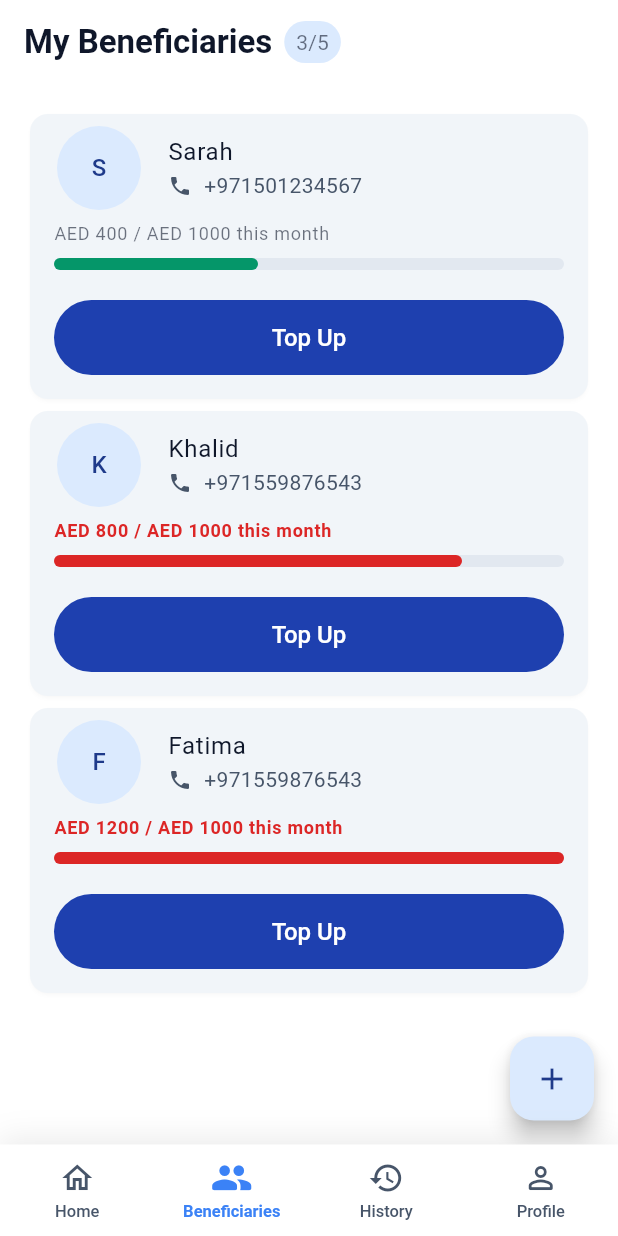
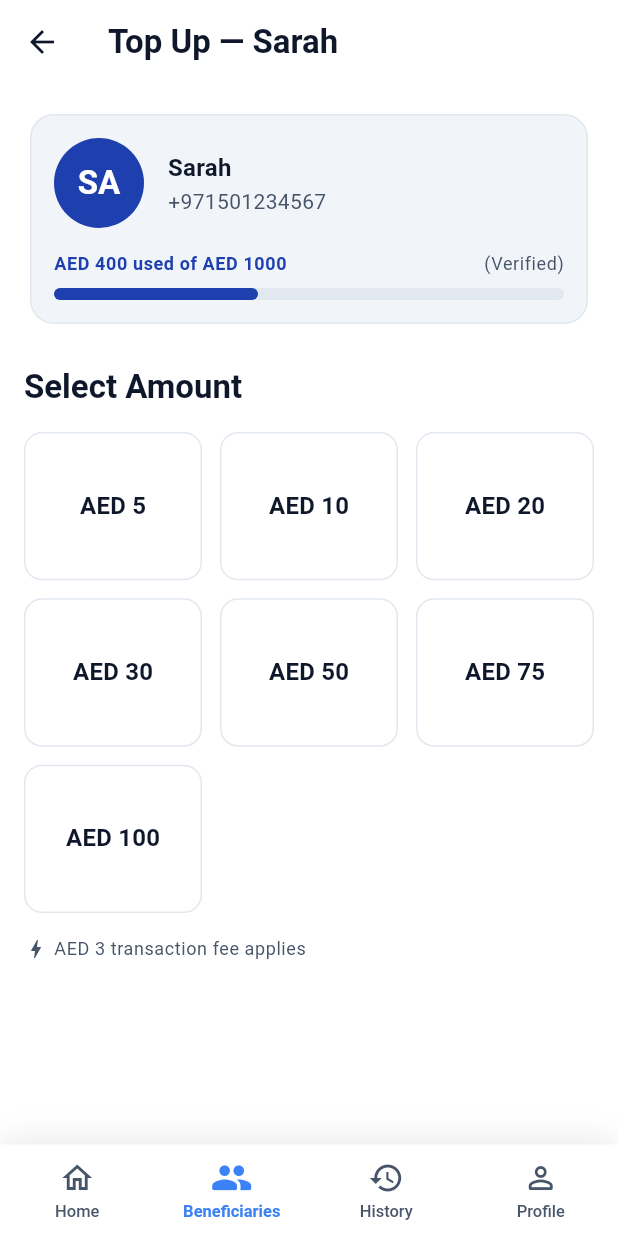
Before and after one commit to Naser-Sami/top_up_app, a Flutter app: the BeneficiariesScreen screen opened by its route, after a tap on "Top Up", on a phone screen of 412 x 824 dp. Run offline on Flutter 3.47's test engine with Material 3 defaults, Android fonts, the phone set to English and light mode, and no system bars; our stand-ins replace dartz, equatable, flutter_bloc, get_it, go_router, hydrated_bloc.

Commit message:
Beneficiaries page done

```diff
--- /dev/null
+++ b/devtools_options.yaml
@@ -0,0 +1,3 @@
+description: This file stores settings for Dart & Flutter DevTools.
+documentation: https://docs.flutter.dev/tools/devtools/extensions#configure-extension-enablement-states
+extensions:
--- a/lib/core/routes/routes/routes.dart
+++ b/lib/core/routes/routes/routes.dart
@@ -3,6 +3,7 @@ import 'package:top_up_app/core/widgets/navigation_shell.dart';
 import 'history_route.dart';
 import 'home_route.dart';
 import 'beneficiaries_route.dart';
+import 'top_up_route.dart';
 import 'profile_route.dart';
 
 /// Top-level route list consumed by [GoRouter].
@@ -30,6 +31,12 @@ final List<RouteBase> routes = [
           BeneficiariesRoute().create(
             path: BeneficiariesRoute.path,
             name: BeneficiariesRoute.name,
+            routes: [
+              TopUpRoute().create(
+                path: TopUpRoute.path,
+                name: TopUpRoute.name,
+              ),
+            ],
           ),
         ],
       ),
--- /dev/null
+++ b/lib/core/routes/routes/top_up_route.dart
@@ -0,0 +1,20 @@
+import 'package:flutter/material.dart';
+import 'package:go_router/go_router.dart';
+import 'package:top_up_app/core/routes/app_route.dart';
+import 'package:top_up_app/features/beneficiaries/domain/entities/beneficiary_entity.dart';
+import 'package:top_up_app/features/history/presentation/screen/top_up_screen.dart';
+
+class TopUpRoute extends AppRoute {
+  static const String path = 'top-up';
+  static const String name = 'top-up';
+
+  static void go(BuildContext context, BeneficiaryEntity beneficiary) {
+    context.goNamed(name, extra: beneficiary);
+  }
+
+  @override
+  Widget pageBuilder(BuildContext context, GoRouterState state) {
+    final beneficiary = state.extra as BeneficiaryEntity;
+    return TopUpScreen(beneficiary: beneficiary);
+  }
+}
--- a/lib/features/beneficiaries/presentation/screen/beneficiaries_screen.dart
+++ b/lib/features/beneficiaries/presentation/screen/beneficiaries_screen.dart
@@ -3,6 +3,7 @@ import 'package:flutter_bloc/flutter_bloc.dart';
 import 'package:top_up_app/core/constants/app_dimensions/app_dimensions.dart';
 import 'package:top_up_app/core/utils/extensions/build_context.dart';
 import 'package:top_up_app/core/widgets/add_beneficiary_bottom_sheet.dart';
+import 'package:top_up_app/core/routes/routes/top_up_route.dart';
 import 'package:top_up_app/features/beneficiaries/_beneficiaries.dart';
 import 'package:top_up_app/features/history/_history.dart';
 import 'package:top_up_app/features/profile/_profile.dart';
@@ -120,7 +121,7 @@ class BeneficiariesList extends StatelessWidget {
                 beneficiary: beneficiary,
                 spentThisMonth: spentThisMonth,
                 limit: limit,
-                onTopUp: () {},
+                onTopUp: () => TopUpRoute.go(context, beneficiary),
               );
             },
           );
--- /dev/null
+++ b/lib/features/history/presentation/screen/top_up_screen.dart
@@ -0,0 +1,98 @@
+import 'package:flutter/material.dart';
+import 'package:flutter_bloc/flutter_bloc.dart';
+import 'package:go_router/go_router.dart';
+import 'package:top_up_app/core/constants/_constants.dart';
+import 'package:top_up_app/features/beneficiaries/_beneficiaries.dart';
+import 'package:top_up_app/features/history/_history.dart';
+import 'package:top_up_app/features/profile/_profile.dart';
+
+class TopUpScreen extends StatefulWidget {
+  final BeneficiaryEntity beneficiary;
+
+  const TopUpScreen({super.key, required this.beneficiary});
+
+  @override
+  State<TopUpScreen> createState() => _TopUpScreenState();
+}
+
+class _TopUpScreenState extends State<TopUpScreen> {
+  @override
+  Widget build(BuildContext context) {
+    final user = context.select<UserCubit, UserEntity?>(
+      (c) => c.state is UserLoaded ? (c.state as UserLoaded).user : null,
+    );
+    final allBeneficiaries = context
+        .select<BeneficiaryCubit, List<BeneficiaryEntity>>(
+          (c) => c.state is BeneficiaryLoaded
+              ? (c.state as BeneficiaryLoaded).beneficiaries
+              : [],
+        );
+    final transactionState = context.watch<TransactionCubit>().state;
+
+    final now = DateTime.now();
+    final monthlyTransactions =
+        (transactionState is TransactionLoaded
+                ? transactionState.transactions
+                : <TransactionEntity>[])
+            .where(
+              (t) =>
+                  t.createdAt.month == now.month &&
+                  t.createdAt.year == now.year,
+            )
+            .toList();
+
+    final limit = (user?.isVerified ?? false) ? 1000.0 : 500.0;
+    final spentThisMonth = monthlyTransactions
+        .where((t) => t.beneficiaryId == widget.beneficiary.id)
+        .fold(0.0, (sum, t) => sum + t.amount);
+
+    if (user == null) {
+      return const Scaffold(body: Center(child: CircularProgressIndicator()));
+    }
+
+    return Scaffold(
+      appBar: AppBar(
+        title: Text('Top Up — ${widget.beneficiary.nickname}'),
+        centerTitle: false,
+      ),
+      body: BlocListener<TransactionCubit, TransactionState>(
+        listener: (context, state) {
+          if (state is TopUpSuccess) {
+            final total = state.transaction.amount + state.transaction.fee;
+            context.read<UserCubit>().deductBalance(total);
+            ScaffoldMessenger.of(
+              context,
+            ).showSnackBar(const SnackBar(content: Text('Top up successful!')));
+            context.pop();
+          } else if (state is TransactionError) {
+            ScaffoldMessenger.of(
+              context,
+            ).showSnackBar(SnackBar(content: Text(state.message)));
+          }
+        },
+        child: SingleChildScrollView(
+          padding: const EdgeInsets.all(AppPadding.p16),
+          child: Column(
+            crossAxisAlignment: CrossAxisAlignment.start,
+            children: [
+              BeneficiaryInfoCard(
+                beneficiary: widget.beneficiary,
+                spentThisMonth: spentThisMonth,
+                limit: limit,
+                isVerified: user.isVerified,
+              ),
+              const SizedBox(height: AppSize.s24),
+              AmountSelector(
+                user: user,
+                beneficiary: widget.beneficiary,
+                allBeneficiaries: allBeneficiaries,
+                monthlyTransactions: monthlyTransactions,
+                transactionState: transactionState,
+              ),
+            ],
+          ),
+        ),
+      ),
+    );
+  }
+}
--- a/lib/features/history/presentation/widgets/_widgets.dart
+++ b/lib/features/history/presentation/widgets/_widgets.dart
@@ -0,0 +1,3 @@
+export 'summary_card.dart';
+export 'amount_selector.dart';
+export 'beneficiary_info_card.dart';
--- /dev/null
+++ b/lib/features/history/presentation/widgets/amount_selector.dart
@@ -0,0 +1,173 @@
+import 'package:flutter/material.dart';
+import 'package:flutter_bloc/flutter_bloc.dart';
+import 'package:top_up_app/core/constants/_constants.dart';
+import 'package:top_up_app/core/utils/extensions/build_context.dart';
+import 'package:top_up_app/features/beneficiaries/_beneficiaries.dart';
+import 'package:top_up_app/features/history/_history.dart';
+import 'package:top_up_app/features/profile/_profile.dart';
+
+class AmountSelector extends StatefulWidget {
+  final UserEntity user;
+  final BeneficiaryEntity beneficiary;
+  final List<BeneficiaryEntity> allBeneficiaries;
+  final List<TransactionEntity> monthlyTransactions;
+  final TransactionState transactionState;
+
+  const AmountSelector({
+    super.key,
+    required this.user,
+    required this.beneficiary,
+    required this.allBeneficiaries,
+    required this.monthlyTransactions,
+    required this.transactionState,
+  });
+
+  @override
+  State<AmountSelector> createState() => _AmountSelectorState();
+}
+
+class _AmountSelectorState extends State<AmountSelector> {
+  double? _selectedAmount;
+
+  @override
+  Widget build(BuildContext context) {
+    // All values come from widget.xxx — no context.select here
+    final user = widget.user;
+    final fee = TopUpOption.transactionFee;
+    final isLoading = widget.transactionState is TransactionLoading;
+    final hasInsufficientBalance =
+        _selectedAmount != null && user.balance < (_selectedAmount! + fee);
+
+    return Column(
+      crossAxisAlignment: CrossAxisAlignment.start,
+      children: [
+        Text('Select Amount', style: context.titleLarge),
+        const SizedBox(height: AppSize.s16),
+        GridView.builder(
+          shrinkWrap: true,
+          physics: const NeverScrollableScrollPhysics(),
+          gridDelegate: const SliverGridDelegateWithFixedCrossAxisCount(
+            crossAxisCount: 3,
+            crossAxisSpacing: AppSize.s12,
+            mainAxisSpacing: AppSize.s12,
+            childAspectRatio: 1.2,
+          ),
+          itemCount: TopUpOption.validOptions.length,
+          itemBuilder: (context, index) {
+            final amount = TopUpOption.validOptions[index];
+            return _AmountChoice(
+              amount: amount,
+              isSelected: _selectedAmount == amount,
+              onTap: () => setState(() => _selectedAmount = amount),
+            );
+          },
+        ),
+        const SizedBox(height: AppSize.s16),
+        Row(
+          children: [
+            Icon(
+              Icons.bolt,
+              size: 16,
+              color: context.colorScheme.onSurfaceVariant,
+            ),
+            const SizedBox(width: AppSize.s04),
+            Text(
+              'AED ${fee.toInt()} transaction fee applies',
+              style: context.bodySmall.copyWith(
+                color: context.colorScheme.onSurfaceVariant,
+              ),
+            ),
+          ],
+        ),
+        const SizedBox(height: AppSize.s24),
+        if (_selectedAmount != null) ...[
+          SummaryCard(
+            amount: _selectedAmount!,
+            fee: fee,
+            balance: user.balance,
+          ),
+          const SizedBox(height: AppSize.s24),
+          ElevatedButton(
+            onPressed: isLoading || hasInsufficientBalance
+                ? null
+                : () {
+                    context.read<TransactionCubit>().topUp(
+                      TopUpParams(
+                        user: user,
+                        beneficiaryId: widget.beneficiary.id,
+                        amount: _selectedAmount!,
+                        allBeneficiaries: widget.allBeneficiaries,
+                        monthlyTransactions: widget.monthlyTransactions,
+                      ),
+                    );
+                  },
+            style: ElevatedButton.styleFrom(
+              backgroundColor: context.colorScheme.tertiary,
+              foregroundColor: context.colorScheme.onTertiary,
+              shape: RoundedRectangleBorder(
+                borderRadius: BorderRadius.circular(AppRadius.r12),
+              ),
+              minimumSize: const Size(double.infinity, 45),
+            ),
+            child: isLoading
+                ? const CircularProgressIndicator(color: Colors.white)
+                : const Text('Confirm Top-Up'),
+          ),
+          const SizedBox(height: AppSize.s16),
+          Center(
+            child: Text(
+              'Monthly remaining after top-up: AED ${((user.isVerified ? 1000.0 : 500.0) - widget.monthlyTransactions.where((t) => t.beneficiaryId == widget.beneficiary.id).fold(0.0, (s, t) => s + t.amount) - _selectedAmount!).toInt()} of AED ${(user.isVerified ? 1000 : 500)}',
+              style: context.bodySmall.copyWith(
+                color: context.colorScheme.onSurfaceVariant,
+              ),
+            ),
+          ),
+        ],
+      ],
+    );
+  }
+}
+
+class _AmountChoice extends StatelessWidget {
+  final double amount;
+  final bool isSelected;
+  final VoidCallback onTap;
+
+  const _AmountChoice({
+    required this.amount,
+    required this.isSelected,
+    required this.onTap,
+  });
+
+  @override
+  Widget build(BuildContext context) {
+    return InkWell(
+      onTap: onTap,
+      borderRadius: BorderRadius.circular(AppRadius.r12),
+      child: Container(
+        decoration: BoxDecoration(
+          borderRadius: BorderRadius.circular(AppRadius.r12),
+          border: Border.all(
+            color: isSelected
+                ? context.colorScheme.primary
+                : context.colorScheme.outlineVariant,
+            width: isSelected ? 2 : 1,
+          ),
+          color: isSelected
+              ? context.colorScheme.primaryContainer.withValues(alpha: 0.1)
+              : null,
+        ),
+        alignment: Alignment.center,
+        child: Text(
+          'AED ${amount.toInt()}',
+          style: context.titleMedium.copyWith(
+            fontWeight: FontWeight.bold,
+            color: isSelected
+                ? context.colorScheme.primary
+                : context.colorScheme.onSurface,
+          ),
+        ),
+      ),
+    );
+  }
+}
--- /dev/null
+++ b/lib/features/history/presentation/widgets/beneficiary_info_card.dart
@@ -0,0 +1,99 @@
+import 'package:flutter/material.dart';
+import 'package:top_up_app/core/constants/_constants.dart';
+import 'package:top_up_app/core/utils/extensions/build_context.dart';
+import 'package:top_up_app/features/beneficiaries/_beneficiaries.dart';
+
+class BeneficiaryInfoCard extends StatelessWidget {
+  final BeneficiaryEntity beneficiary;
+  final double spentThisMonth;
+  final double limit;
+  final bool isVerified;
+
+  const BeneficiaryInfoCard({super.key,
+    required this.beneficiary,
+    required this.spentThisMonth,
+    required this.limit,
+    required this.isVerified,
+  });
+
+  @override
+  Widget build(BuildContext context) {
+    final usageRatio = spentThisMonth / limit;
+
+    return Card(
+      elevation: 0,
+      shape: RoundedRectangleBorder(
+        borderRadius: BorderRadius.circular(AppRadius.r16),
+        side: BorderSide(color: context.colorScheme.outlineVariant),
+      ),
+      child: Padding(
+        padding: const EdgeInsets.all(AppPadding.p16),
+        child: Column(
+          children: [
+            Row(
+              children: [
+                CircleAvatar(
+                  radius: 30,
+                  backgroundColor: context.colorScheme.primary,
+                  child: Text(
+                    beneficiary.nickname
+                        .substring(0, beneficiary.nickname.length.clamp(0, 2))
+                        .toUpperCase(),
+                    style: context.titleLarge.copyWith(
+                      color: context.colorScheme.onPrimary,
+                    ),
+                  ),
+                ),
+                const SizedBox(width: AppSize.s16),
+                Column(
+                  crossAxisAlignment: CrossAxisAlignment.start,
+                  children: [
+                    Text(
+                      beneficiary.nickname,
+                      style: context.titleMedium.copyWith(
+                        fontWeight: FontWeight.bold,
+                      ),
+                    ),
+                    Text(
+                      beneficiary.phoneNumber,
+                      style: context.bodyMedium.copyWith(
+                        color: context.colorScheme.onSurfaceVariant,
+                      ),
+                    ),
+                  ],
+                ),
+              ],
+            ),
+            const SizedBox(height: AppSize.s16),
+            Row(
+              mainAxisAlignment: MainAxisAlignment.spaceBetween,
+              children: [
+                Text(
+                  'AED ${spentThisMonth.toInt()} used of AED ${limit.toInt()}',
+                  style: context.bodySmall.copyWith(
+                    color: context.colorScheme.primary,
+                    fontWeight: FontWeight.bold,
+                  ),
+                ),
+                Text(
+                  isVerified ? '(Verified)' : '(Unverified)',
+                  style: context.bodySmall.copyWith(
+                    color: context.colorScheme.onSurfaceVariant,
+                  ),
+                ),
+              ],
+            ),
+            const SizedBox(height: AppSize.s08),
+            LinearProgressIndicator(
+              value: usageRatio.clamp(0.0, 1.0),
+              backgroundColor: context.colorScheme.surfaceContainerHigh,
+              valueColor: AlwaysStoppedAnimation(context.colorScheme.primary),
+              minHeight: 8,
+              borderRadius: BorderRadius.circular(AppRadius.r08),
+            ),
+          ],
+        ),
+      ),
+    );
+  }
+}
--- a/lib/features/profile/domain/entities/user_entity.dart
+++ b/lib/features/profile/domain/entities/user_entity.dart
@@ -13,6 +13,23 @@ class UserEntity extends Equatable {
     required this.isVerified,
   });
 
+  const UserEntity.empty()
+    : this(id: '', name: '', balance: 0, isVerified: false);
+
+  UserEntity copyWith({
+    String? id,
+    String? name,
+    double? balance,
+    bool? isVerified,
+  }) {
+    return UserEntity(
+      id: id ?? this.id,
+      name: name ?? this.name,
+      balance: balance ?? this.balance,
+      isVerified: isVerified ?? this.isVerified,
+    );
+  }
+
   @override
   List<Object?> get props => [id, name, balance, isVerified];
 }
--- a/lib/features/profile/presentation/controllers/user_cubit/user_cubit.dart
+++ b/lib/features/profile/presentation/controllers/user_cubit/user_cubit.dart
@@ -9,6 +9,13 @@ class UserCubit extends Cubit<UserState> {
   final GetUserUseCase getUserUseCase;
 
   UserCubit({required this.getUserUseCase}) : super(const UserInitial());
+
+  void deductBalance(double amount) {
+    if (state is UserLoaded) {
+      final current = (state as UserLoaded).user;
+      emit(UserLoaded(current.copyWith(balance: current.balance - amount)));
+    }
+  }
 
   Future<void> fetchUser() async {
     emit(const UserLoading());
```
Also changed, not shown: lib/core/widgets/add_beneficiary_bottom_sheet.dart (+29 -8 lines), lib/features/history/presentation/widgets/summary_card.dart (added, +92 -0 lines), 1 other file.
